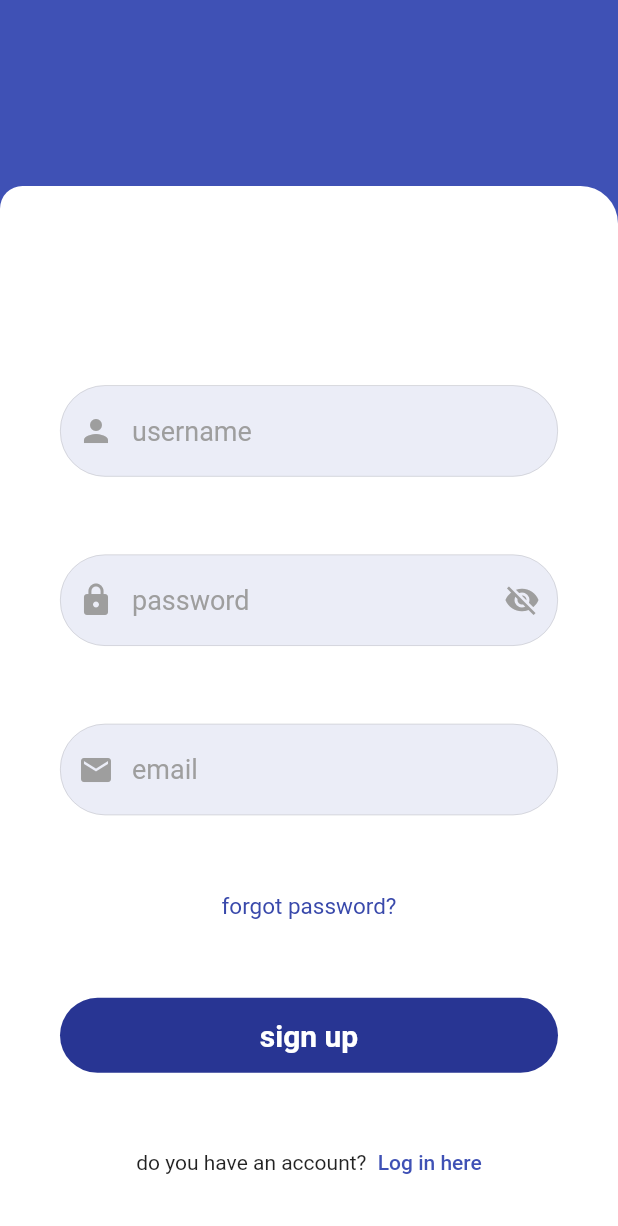
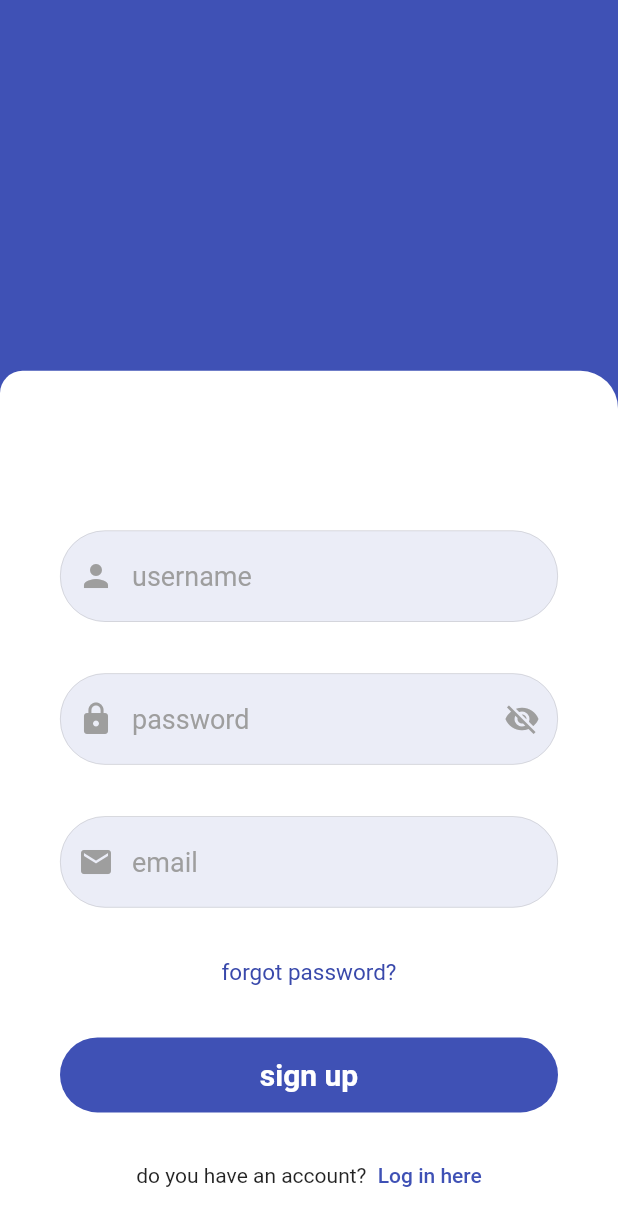
Before and after one commit to ghena8/cure_Helper, a Flutter app: the loginPage screen opened by its route, after a tap on "Register now", on a phone screen of 412 x 824 dp. Shown: the top 1226 px of the screen. Run offline on Flutter 3.47's test engine with Material 2 defaults, Android fonts, the phone set to English and light mode, and no system bars.

Commit message:
👌 IMPROVE: Include CureButton & use MediaQuery

```diff
--- a/lib/login_page.dart
+++ b/lib/login_page.dart
@@ -1,9 +1,9 @@
-import 'package:Login/component/my_button.dart';
-import 'package:Login/component/square_title.dart';
+import 'package:Login/component/cure_button.dart';
+import 'package:Login/component/usernameTextField.dart';
 import 'package:flutter/material.dart';
-import 'package:Login/component/usernameTextField.dart';
+
 import 'component/text_field.dart';
-import 'package:Login/welcome.dart';
+
 class loginPage extends StatefulWidget {
   const loginPage({super.key});
 
@@ -14,101 +14,82 @@ class loginPage extends StatefulWidget {
 class _loginPageState extends State<loginPage> {
   final username = TextEditingController();
 
-final password =  TextEditingController();
-void LogInUser(){}
+  final password = TextEditingController();
+  void LogInUser() {}
 
   @override
-  Widget  build(BuildContext context) {
+  Widget build(BuildContext context) {
     // double sizeW= MediaQuery.of(context).size.width; if I wanted streched dimensions
     // double sizeH = MediaQuery.of(context).size.height;if I wanted streched dimensions
     return Scaffold(
-
       body: Container(
-          decoration: BoxDecoration(
+        decoration: const BoxDecoration(
           color: Colors.indigo,
-              /* an image for background
-              alignment: Alignment.topCenter,
-              fit: BoxFit.fill,
-              image:AssetImage("assets/photo_2023-09-08_18-59-27.jpg"
         ),
-            ),*/
-          ),
-        child: Column(
-          mainAxisAlignment: MainAxisAlignment.end,
-
-          children: [
+        child: Column(mainAxisAlignment: MainAxisAlignment.end, children: [
           Container(
-  height: 700,
+            height: MediaQuery.of(context).size.height *
+                0.7, // 70% of screen height
             width: double.infinity,
-  decoration: BoxDecoration(
+            decoration: const BoxDecoration(
               color: Colors.white,
-  borderRadius: BorderRadius.only(topLeft: Radius.circular(15), topRight: Radius.circular(25)),
+              borderRadius: BorderRadius.only(
+                  topLeft: Radius.circular(15), topRight: Radius.circular(25)),
             ),
             child: Padding(
-  padding: const EdgeInsets.all(15.0),
+              padding: const EdgeInsets.symmetric(horizontal: 25.0),
               child: Column(
                 mainAxisAlignment: MainAxisAlignment.spaceAround,
                 crossAxisAlignment: CrossAxisAlignment.stretch,
-
                 children: [
-    SizedBox(height: 40),
-
-
-
+                  const SizedBox(height: 40),
                   text_field(
                     controler: username,
                     hintText: "username",
                     ic: Icons.person,
-
                   ),
-         // SizedBox(height:10),
-
                   password_field(
                     controler: password,
                     hintText: "password",
                     obsecure: true,
                     ic: Icons.lock,
-
                   ),
-          //forgot password?
-         // SizedBox(height:20),
-
-          Padding(
-            padding: const EdgeInsets.symmetric(horizontal: 25.0),
-            child: Row(
-
-              mainAxisAlignment:MainAxisAlignment.center,
-              children: [
-
-                Text("forgot password?",
-                style: TextStyle(
-                  color: Colors.indigo[600],fontSize: 15,fontWeight: FontWeight.w400,
-                ),
-                ),
-
-              ],
-            ),
-          ),
-
-       //   SizedBox(height:10),
-          //sign in button
-
-          button(onTab: LogInUser,text: "Log In",),
-
-        //  const SizedBox(height:10),
-
                   Row(
                     mainAxisAlignment: MainAxisAlignment.center,
                     children: [
-            Text("not a member? "),
-            SizedBox(width: 4,),
+                      Text(
+                        "forgot password?",
+                        style: TextStyle(
+                          color: Colors.indigo[600],
+                          fontSize: 15,
+                          fontWeight: FontWeight.w400,
+                        ),
+                      ),
+                    ],
+                  ),
+                  CureButton(
+                    onTab: LogInUser,
+                    text: "Log In",
+                    variants: "dark",
+                  ),
+                  Row(
+                    mainAxisAlignment: MainAxisAlignment.center,
+                    children: [
+                      const Text("not a member? "),
+                      const SizedBox(
+                        width: 4,
+                      ),
                       InkWell(
-              onTap: (){
+                        onTap: () {
                           Navigator.of(context).pushNamed("signup");
-
                         },
-              child:Text("Register now", style: TextStyle(color:Colors.indigo,fontWeight: FontWeight.w500), ),),
-
+                        child: const Text(
+                          "Register now",
+                          style: TextStyle(
+                              color: Colors.indigo,
+                              fontWeight: FontWeight.w500),
+                        ),
+                      ),
                     ],
                   )
                 ],
@@ -116,7 +97,6 @@ void LogInUser(){}
             ),
           ),
         ]),
-
       ),
     );
   }
--- a/lib/main.dart
+++ b/lib/main.dart
@@ -2,6 +2,7 @@ import 'package:Login/welcome.dart';
 import 'package:flutter/material.dart';
 import 'login_page.dart';
 import 'sign up.dart';
+
 void main() {
   runApp(const MyApp());
 }
@@ -11,26 +12,20 @@ class MyApp extends StatefulWidget {
 
   @override
   State<MyApp> createState() => _MyAppState();
-
 }
 
 class _MyAppState extends State<MyApp> {
   @override
-
   Widget build(BuildContext context) {
-    return  MaterialApp(
-debugShowCheckedModeBanner: false,
-      home:welcome(),
-      initialRoute:  "welcome",
-      routes:
-      {
-        "welcome":(BuildContext context) => welcome(),
-        "login":(context) => loginPage(),
-        "signup":(context) => signUp(),
+    return MaterialApp(
+      debugShowCheckedModeBanner: false,
+      home: const welcome(),
+      initialRoute: "welcome",
+      routes: {
+        "welcome": (BuildContext context) => const welcome(),
+        "login": (context) => const loginPage(),
+        "signup": (context) => const signUp(),
       },
-
-      );
-
-
+    );
   }
 }
--- a/lib/sign up.dart
+++ b/lib/sign up.dart
@@ -1,7 +1,9 @@
+import 'package:Login/component/cure_button.dart';
 import 'package:Login/component/my_button.dart';
 import 'package:flutter/material.dart';
 import 'package:Login/component/usernameTextField.dart';
 import 'component/text_field.dart';
+
 class signUp extends StatefulWidget {
   const signUp({super.key});
 
@@ -12,54 +14,40 @@ class signUp extends StatefulWidget {
 class _signUpState extends State<signUp> {
   final username = TextEditingController();
 
-  final password =  TextEditingController();
+  final password = TextEditingController();
 
   final email = TextEditingController();
-  void signUpUser(){}
+  void signUpUser() {}
 
   @override
-  Widget  build(BuildContext context) {
-    // double sizeW= MediaQuery.of(context).size.width; if I wanted streched dimensions
-    // double sizeH = MediaQuery.of(context).size.height;if I wanted streched dimensions
+  Widget build(BuildContext context) {
     return Scaffold(
-
       body: Container(
-        decoration: BoxDecoration(
+        decoration: const BoxDecoration(
           color: Colors.indigo,
-          /* an image for background
-              alignment: Alignment.topCenter,
-              fit: BoxFit.fill,
-              image:AssetImage("assets/photo_2023-09-08_18-59-27.jpg"
         ),
-            ),*/
-        ),
-        child: Column(
-            mainAxisAlignment: MainAxisAlignment.end,
-
-            children: [
+        child: Column(mainAxisAlignment: MainAxisAlignment.end, children: [
           Container(
-                height: 700,
+            height: MediaQuery.of(context).size.height *
+                0.7, // 70% of screen height
             width: double.infinity,
-                decoration: BoxDecoration(
+            decoration: const BoxDecoration(
               color: Colors.white,
-                  borderRadius: BorderRadius.only(topLeft: Radius.circular(15), topRight: Radius.circular(25)),
+              borderRadius: BorderRadius.only(
+                  topLeft: Radius.circular(15), topRight: Radius.circular(25)),
             ),
             child: Padding(
               padding: const EdgeInsets.all(15.0),
               child: Column(
                 mainAxisAlignment: MainAxisAlignment.spaceAround,
                 crossAxisAlignment: CrossAxisAlignment.stretch,
-
                 children: [
-                      SizedBox(height: 40),
-
-
+                  const SizedBox(height: 40),
 
                   text_field(
                     controler: username,
                     hintText: "username",
                     ic: Icons.person,
-
                   ),
                   // SizedBox(height:10),
 
@@ -68,31 +56,27 @@ class _signUpState extends State<signUp> {
                     hintText: "password",
                     obsecure: true,
                     ic: Icons.lock,
-
                   ),
-                      //forgot password?
-                      // SizedBox(height:20),
 
                   // an email field
                   text_field(
                     controler: email,
                     hintText: "email",
                     ic: Icons.email,
-
                   ),
                   Padding(
                     padding: const EdgeInsets.symmetric(horizontal: 25.0),
                     child: Row(
-
-                          mainAxisAlignment:MainAxisAlignment.center,
+                      mainAxisAlignment: MainAxisAlignment.center,
                       children: [
-
-                            Text("forgot password?",
+                        Text(
+                          "forgot password?",
                           style: TextStyle(
-                                color: Colors.indigo[600],fontSize: 15,fontWeight: FontWeight.w400,
+                            color: Colors.indigo[600],
+                            fontSize: 15,
+                            fontWeight: FontWeight.w400,
                           ),
                         ),
-
                       ],
                     ),
                   ),
@@ -100,22 +84,32 @@ class _signUpState extends State<signUp> {
                   //   SizedBox(height:10),
                   //sign in button
 
-                      button(onTab: signUpUser,text: "sign up",),
+                  CureButton(
+                    onTab: signUpUser,
+                    text: "sign up",
+                    variants: "dark",
+                  ),
 
                   //  const SizedBox(height:10),
 
                   Row(
                     mainAxisAlignment: MainAxisAlignment.center,
                     children: [
-                          Text("do you have an account? "),
-                          SizedBox(width: 4,),
+                      const Text("do you have an account? "),
+                      const SizedBox(
+                        width: 4,
+                      ),
                       InkWell(
-                            onTap: (){
+                        onTap: () {
                           Navigator.of(context).pushNamed("login");
-
                         },
-                            child:Text("Log in here", style: TextStyle(color:Colors.indigo,fontWeight: FontWeight.w500), ),),
-
+                        child: const Text(
+                          "Log in here",
+                          style: TextStyle(
+                              color: Colors.indigo,
+                              fontWeight: FontWeight.w500),
+                        ),
+                      ),
                     ],
                   )
                 ],
@@ -123,7 +117,6 @@ class _signUpState extends State<signUp> {
             ),
           ),
         ]),
-
       ),
     );
   }
--- a/lib/welcome.dart
+++ b/lib/welcome.dart
@@ -1,36 +1,28 @@
-import 'package:Login/login_page.dart';
-import 'package:flutter/cupertino.dart';
-import'package:flutter/material.dart';
 import 'package:Login/component/start_button.dart';
-import 'package:Login/component/my_button.dart';
+import 'package:flutter/material.dart';
+
 class welcome extends StatelessWidget {
   const welcome({super.key});
 
-
-
   @override
   Widget build(BuildContext context) {
-
-    return  Scaffold(
+    return Scaffold(
       body: Container(
         width: double.infinity,
         height: MediaQuery.of(context).size.height,
-        decoration: BoxDecoration(
-        gradient:
-        LinearGradient(
+        decoration: const BoxDecoration(
+          gradient: LinearGradient(
               colors: [
                 Color(0xff3f51b5),
                 Color(0xff1a237e),
               ],
               begin: Alignment.topLeft,
               end: Alignment.bottomRight,
-            stops:[0.0, 1.8],
+              stops: [0.0, 1.8],
               tileMode: TileMode.clamp),
-
         ),
         child: Center(
-            child: Stack(
-              children:[
+          child: Stack(children: [
             Positioned(
               bottom: 300,
               left: 0,
@@ -41,11 +33,13 @@ const welcome({super.key});
                     "assets/Untitled-removebg-preview.png",
                     width: 250,
                   ),
-                   const Text("   Cure Helper",style: TextStyle(
+                  const Text(
+                    "   Cure Helper",
+                    style: TextStyle(
                       fontSize: 29,
                       color: Colors.white,
-
-                    ),)
+                    ),
+                  )
                 ],
               ),
             ),
@@ -53,19 +47,19 @@ const welcome({super.key});
               bottom: 100,
               left: 110,
               right: 0,
-
               child: Row(
-                  children:[
-                    start_button(onTab:(){Navigator.of(context).pushNamed("login");}, text: "Get started",),
+                children: [
+                  start_button(
+                    onTab: () {
+                      Navigator.of(context).pushNamed("login");
+                    },
+                    text: "Get started",
+                  ),
                 ],
               ),
-
-
             ),
-
-          ]  ),
+          ]),
         ),
-
       ),
     );
   }
```
Lines whose indentation alone changed are shown as unchanged.
